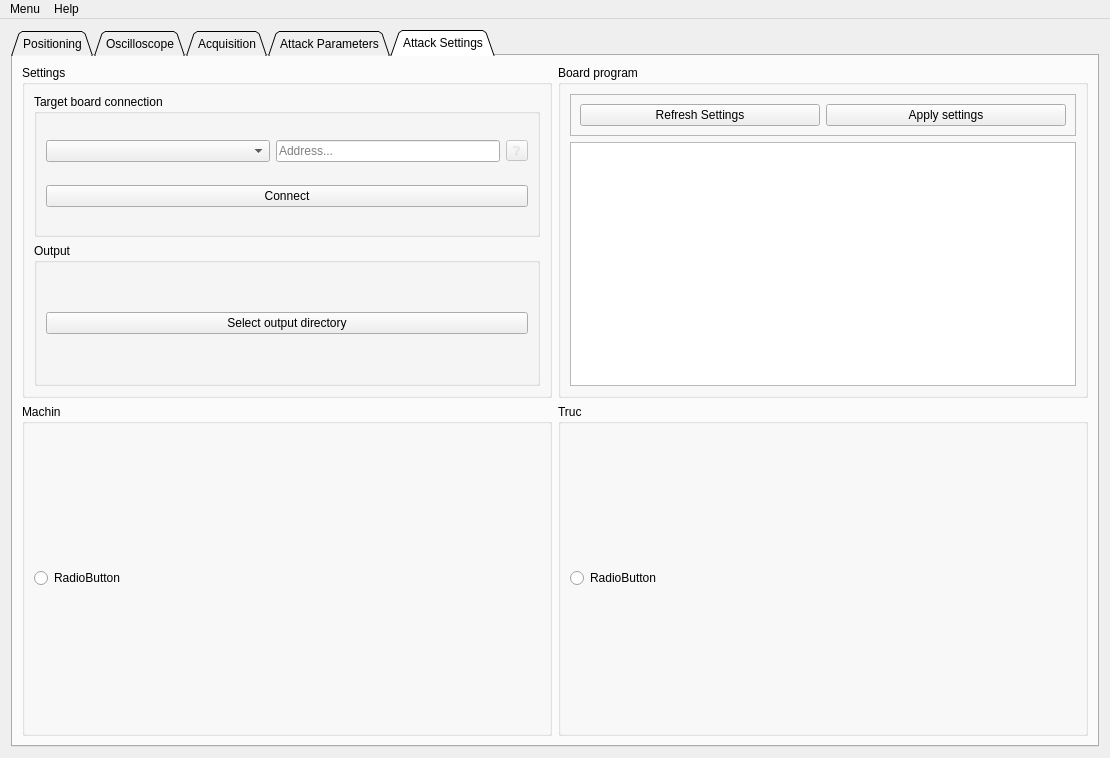
First picture: the form in ui/main.ui, repository GuillaumeFcr/SCA-Studio, before the edit.
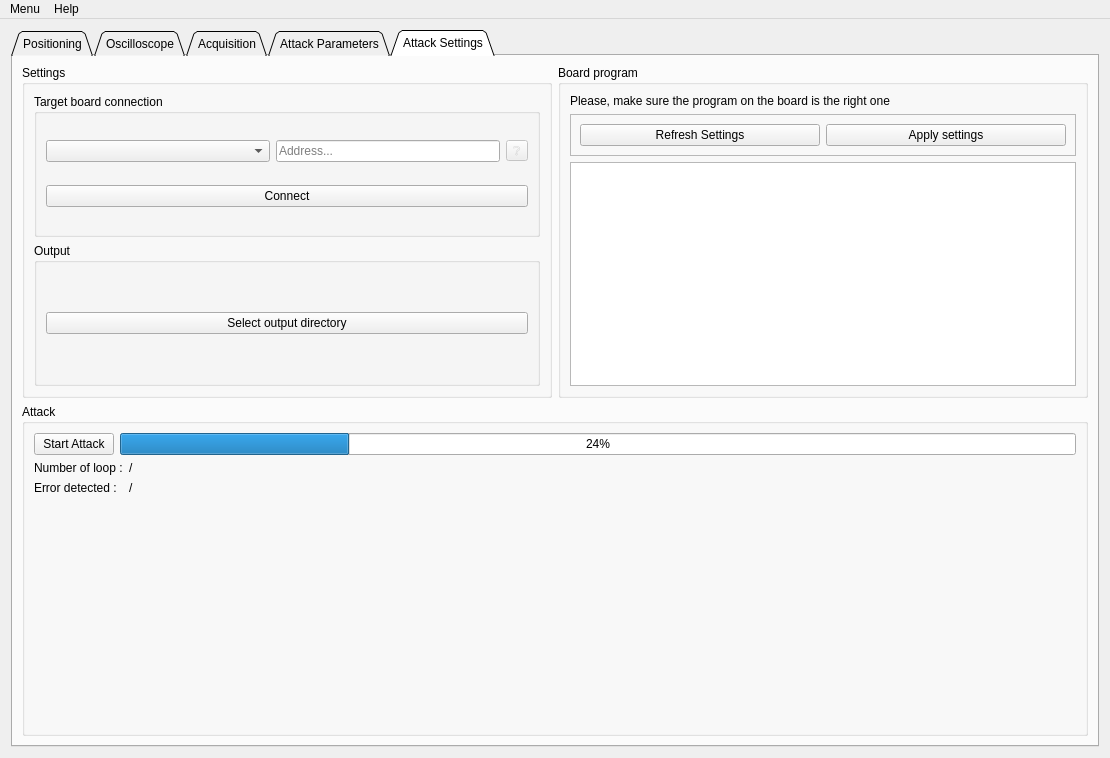
Second picture: the form after the edit. The open tabs and pages were chosen to show the change.

Commit message: modification UI pour rendu final

Patch:
```diff
--- a/ui/main.ui
+++ b/ui/main.ui
@@ -1909,7 +1909,7 @@
           <property name="title">
            <string>Preview</string>
           </property>
-          <layout class="QVBoxLayout" name="verticalLayout_10">
+          <layout class="QVBoxLayout" name="verticalLayout_8">
            <item>
             <widget class="QGraphicsView" name="graphicsView">
              <property name="sizePolicy">
@@ -1959,8 +1959,10 @@
        <attribute name="toolTip">
         <string>Visualisation des résultats</string>
        </attribute>
-       <layout class="QGridLayout" name="gridLayout_42">
-        <item row="0" column="0">
+       <layout class="QVBoxLayout" name="verticalLayout_10">
+        <item>
+         <layout class="QHBoxLayout" name="horizontalLayout_9">
+          <item>
          <widget class="QGroupBox" name="groupBox_9">
           <property name="title">
            <string>Settings</string>
@@ -2035,23 +2037,7 @@
           </layout>
          </widget>
         </item>
-        <item row="1" column="0">
-         <widget class="QGroupBox" name="groupBox_10">
-          <property name="title">
-           <string>Machin</string>
-          </property>
-          <layout class="QHBoxLayout" name="horizontalLayout_9">
            <item>
-            <widget class="QRadioButton" name="radioButton_9">
-             <property name="text">
-              <string>RadioButton</string>
-             </property>
-            </widget>
-           </item>
-          </layout>
-         </widget>
-        </item>
-        <item row="0" column="1">
          <widget class="QGroupBox" name="groupBox_11">
           <property name="sizePolicy">
            <sizepolicy hsizetype="Minimum" vsizetype="Minimum">
@@ -2063,6 +2049,19 @@
            <string>Board program</string>
           </property>
           <layout class="QVBoxLayout" name="verticalLayout_15">
+             <item>
+              <widget class="QLabel" name="label_8">
+               <property name="sizePolicy">
+                <sizepolicy hsizetype="Preferred" vsizetype="Fixed">
+                 <horstretch>0</horstretch>
+                 <verstretch>0</verstretch>
+                </sizepolicy>
+               </property>
+               <property name="text">
+                <string>Please, make sure the program on the board is the right one</string>
+               </property>
+              </widget>
+             </item>
            <item>
             <widget class="QFrame" name="frame">
              <property name="sizePolicy">
@@ -2108,18 +2107,69 @@
           </layout>
          </widget>
         </item>
-        <item row="1" column="1">
+         </layout>
+        </item>
+        <item>
          <widget class="QGroupBox" name="groupBox_12">
           <property name="title">
-           <string>Truc</string>
+           <string>Attack</string>
           </property>
-          <layout class="QHBoxLayout" name="horizontalLayout_10">
+          <layout class="QVBoxLayout" name="verticalLayout_17">
            <item>
-            <widget class="QRadioButton" name="radioButton_10">
+            <layout class="QHBoxLayout" name="horizontalLayout_14">
+             <item>
+              <widget class="QPushButton" name="pushButton_4">
+               <property name="sizePolicy">
+                <sizepolicy hsizetype="Minimum" vsizetype="Fixed">
+                 <horstretch>0</horstretch>
+                 <verstretch>0</verstretch>
+                </sizepolicy>
+               </property>
              <property name="text">
-              <string>RadioButton</string>
-             </property>
-            </widget>
+                <string>Start Attack</string>
+               </property>
+              </widget>
+             </item>
+             <item>
+              <widget class="QProgressBar" name="progressBar">
+               <property name="value">
+                <number>24</number>
+               </property>
+              </widget>
+             </item>
+            </layout>
+           </item>
+           <item>
+            <layout class="QFormLayout" name="formLayout_3">
+             <item row="0" column="0">
+              <widget class="QLabel" name="label_4">
+               <property name="text">
+                <string>Number of loop :</string>
+               </property>
+              </widget>
+             </item>
+             <item row="0" column="1">
+              <widget class="QLabel" name="label_5">
+               <property name="text">
+                <string>/</string>
+               </property>
+              </widget>
+             </item>
+             <item row="1" column="0">
+              <widget class="QLabel" name="label_6">
+               <property name="text">
+                <string>Error detected :</string>
+               </property>
+              </widget>
+             </item>
+             <item row="1" column="1">
+              <widget class="QLabel" name="label_7">
+               <property name="text">
+                <string>/</string>
+               </property>
+              </widget>
+             </item>
+            </layout>
            </item>
           </layout>
          </widget>
```
Left out of the diff: 11 changed lines with no effect on the pictures. Lines whose indentation alone changed are shown as unchanged. The commit also changes 1 other file.
